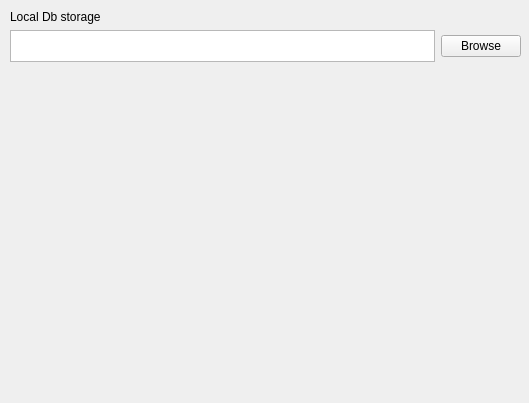
Above: src/gui/SettingsWidgetCloud.ui from danilovsergei/keepassx-gdrive before the change. Below: the same form after it.
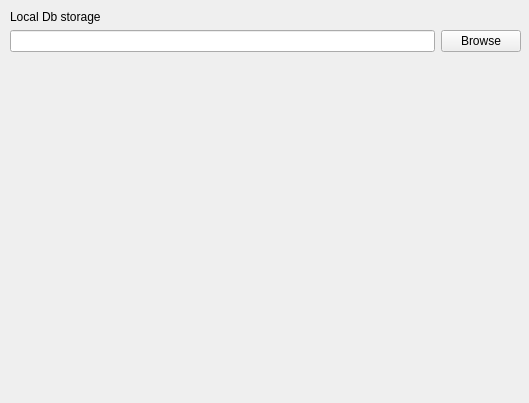
That is the form after the change.

Commit message: Per feature Polish UI #15:  - Modied UI of the cloud settings page.  - Synced settings page with the trunk main keepassx project (Some new settings are not used yet.)

```diff
--- a/src/gui/SettingsWidgetCloud.ui
+++ b/src/gui/SettingsWidgetCloud.ui
@@ -42,26 +42,7 @@
     <item>
      <layout class="QHBoxLayout" name="horizontalLayout">
       <item>
-       <widget class="QTextEdit" name="dbDirectory">
-        <property name="sizePolicy">
-         <sizepolicy hsizetype="Expanding" vsizetype="Minimum">
-          <horstretch>0</horstretch>
-          <verstretch>0</verstretch>
-         </sizepolicy>
-        </property>
-        <property name="minimumSize">
-         <size>
-          <width>0</width>
-          <height>32</height>
-         </size>
-        </property>
-        <property name="maximumSize">
-         <size>
-          <width>16777215</width>
-          <height>320</height>
-         </size>
-        </property>
-       </widget>
+       <widget class="QLineEdit" name="dbDirectory"/>
       </item>
       <item>
        <widget class="QPushButton" name="browseButton">
```
The commit also changes 12 other files.
